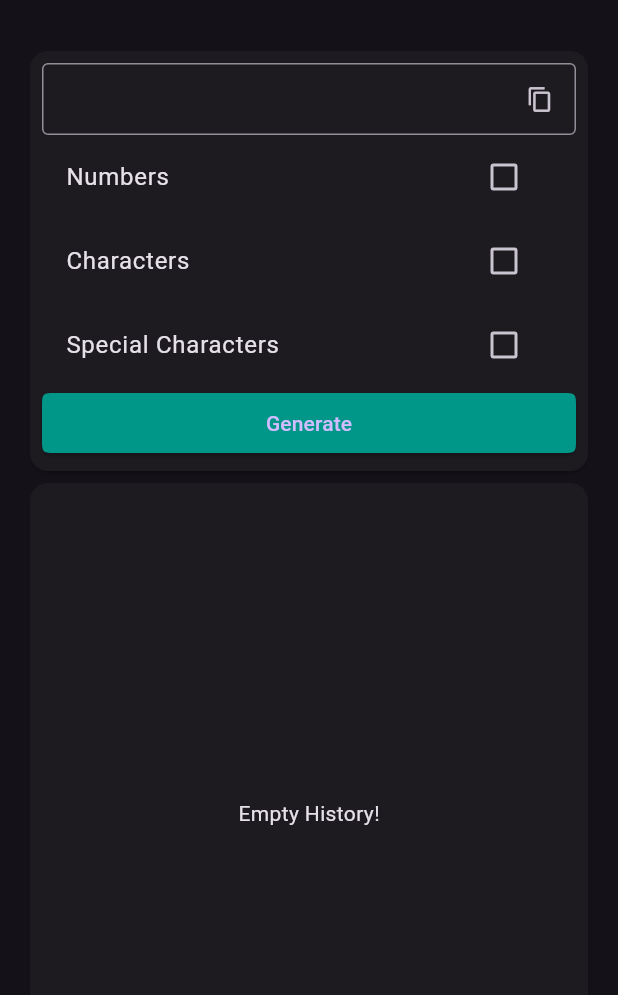
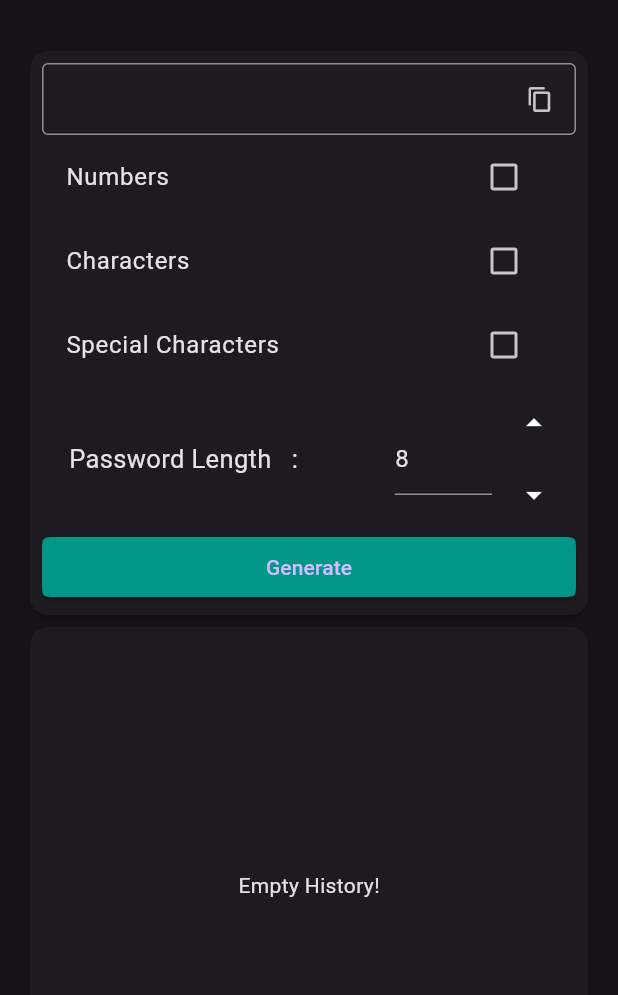
Before and after one commit to iambinshad/Password-Generator, a Flutter app: the PasswordGeneratorScreen screen opened directly, on a phone screen of 412 x 824 dp, the part 63-1058 px from its top. Run offline on Flutter 3.47's test engine with Material 2 defaults, Android fonts, the light colour scheme and no system bars; our stand-ins replace firebase_core, firebase_messaging, flutter_slidable, geolocator, hive_flutter, latlong2; missing offline and left inert: open_street_map_search_and_pick; accounts and stored records are empty.

Commit message:
add textformfield for password length complete implementation also

```diff
--- a/lib/view/password_generator.dart
+++ b/lib/view/password_generator.dart
@@ -22,9 +22,18 @@ class _PasswordGeneratorScreenState extends State<PasswordGeneratorScreen> {
     super.dispose();
   }
 
+  @override
+  void initState() {
+    passwordLengthController.text = currentValue.toString();
+    super.initState();
+  }
+
   bool box1 = false;
   bool box2 = false;
   bool box3 = false;
+  int currentValue = 8;
+  TextEditingController passwordLengthController = TextEditingController();
+  ScrollController scrollController = ScrollController();
   // List<bool> categoryValue = [];
 
   List<String> options = ["Numbers", "Characters", "Special Characters"];
@@ -40,7 +49,8 @@ class _PasswordGeneratorScreenState extends State<PasswordGeneratorScreen> {
               onPressed: () {
                 void fuction() async {
                   if (mounted) {
-                    await Provider.of<DbClass>(context,listen: false).clearDatabase();
+                    await Provider.of<DbClass>(context, listen: false)
+                        .clearDatabase();
                     Navigator.pop(context);
                   }
                 }
@@ -114,6 +124,70 @@ class _PasswordGeneratorScreenState extends State<PasswordGeneratorScreen> {
                             });
                           }),
                     ),
+                    Row(
+                      children: <Widget>[
+                        const SizedBox(
+                          width: 18,
+                        ),
+                        const Text(
+                          "Password Length   : ",
+                          style: TextStyle(
+                              fontSize: 17, fontWeight: FontWeight.w400),
+                        ),
+                        const SizedBox(
+                          width: 60,
+                        ),
+                        Expanded(
+                          flex: 1,
+                          child: TextFormField(
+                              decoration: const InputDecoration(
+                                  hintText: "password length"),
+                              controller: passwordLengthController,
+                              keyboardType: TextInputType.none
+                              ),
+                        ),
+                        Column(
+                          crossAxisAlignment: CrossAxisAlignment.center,
+                          mainAxisAlignment: MainAxisAlignment.center,
+                          children: <Widget>[
+                            MaterialButton(
+                              minWidth: 5.0,
+                              child: const Icon(Icons.arrow_drop_up),
+                              onPressed: () {
+                                currentValue =
+                                    int.parse(passwordLengthController.text);
+                                setState(() {
+                                  if (currentValue < 20) {
+                                    currentValue++;
+                                    passwordLengthController.text =
+                                        (currentValue).toString();
+                                  } // incrementing value
+                                });
+                              },
+                            ),
+                            MaterialButton(
+                              minWidth: 5.0,
+                              child: const Icon(Icons.arrow_drop_down),
+                              onPressed: () {
+                                int currentValue =
+                                    int.parse(passwordLengthController.text);
+                                setState(() {
+                                  if (currentValue > 8) {
+                                    currentValue--;
+                                    passwordLengthController.text =
+                                        (currentValue).toString();
+                                  } // decrementing value
+                                });
+                              },
+                            ),
+                          ],
+                        ),
+
+                        // const Spacer(
+                        //   flex: 3,
+                        // )
+                      ],
+                    ),
                     SizedBox(
                         width: width / 1.1,
                         child: ElevatedButton(
@@ -134,6 +208,7 @@ class _PasswordGeneratorScreenState extends State<PasswordGeneratorScreen> {
                                 final password = generatePassword(
                                     isNumber: box1,
                                     isSpecial: box3,
+                                    lengthofPassword: currentValue,
                                     letter: box2);
                                 randomPasswordController.text = password;
                                 DateTime date = DateTime.now();
@@ -161,6 +236,8 @@ class _PasswordGeneratorScreenState extends State<PasswordGeneratorScreen> {
                           child: Text("Empty History!"),
                         )
                       : ListView.separated(
+                          shrinkWrap: true,
+                          controller: scrollController,
                           separatorBuilder: (context, index) => const Divider(),
                           itemCount: value.historList.length,
                           itemBuilder: (context, index) => Slidable(
@@ -183,22 +260,21 @@ class _PasswordGeneratorScreenState extends State<PasswordGeneratorScreen> {
                               children: [
                                 SlidableAction(
                                   borderRadius: BorderRadius.circular(7),
-                                  onPressed: (context) {
-
-                                    void function()async{
-                                     await  Provider.of<DbClass>(context,listen: false)
-                                            .deletePassword(
-                                                value.historList[index].id!);
-
-                                       if(mounted){ Navigator.pop(context);}
-
-                                    }
-
-                                    mydialog(
-                                        context,
-                                        "Delete Password",
-                                        "Do You Want To Detele This?",
-                                        function);
+                                  onPressed: (context) async {
+                                    await Provider.of<DbClass>(context,
+                                            listen: false)
+                                        .deletePassword(
+                                            value.historList[index].id!);
+                                    // void function() async {
+                                    //   if (mounted) {
+                                    //     Navigator.pop(context);
+                                    //   }
+                                    // }
+                                    // mydialog(
+                                    //     context,
+                                    //     "Delete Password",
+                                    //     "Do You Want To Detele This?",
+                                    //     function);
                                   },
                                   backgroundColor: Colors.red,
                                   foregroundColor: Colors.white,
@@ -208,6 +284,7 @@ class _PasswordGeneratorScreenState extends State<PasswordGeneratorScreen> {
                               ],
                             ),
                             child: ListTile(
+                              subtitle: Text(value.historList[index].time),
                               title: Text(value.historList[index].password),
                               trailing: IconButton(
                                   onPressed: () {
@@ -246,8 +323,8 @@ class _PasswordGeneratorScreenState extends State<PasswordGeneratorScreen> {
               },
               child: const Text("No")),
           ElevatedButton(
-              onPressed: ()async {
-               await yesClick();
+              onPressed: () async {
+                await yesClick();
               },
               child: const Text("Yes")),
         ],
@@ -259,8 +336,9 @@ class _PasswordGeneratorScreenState extends State<PasswordGeneratorScreen> {
     bool letter = true,
     bool isNumber = true,
     bool isSpecial = true,
+    int? lengthofPassword,
   }) {
-    const length = 20;
+    int length = lengthofPassword!;
     const letterLowerCase = "abcdefghijklmnopqrstuvwxyz";
     const letterUpperCase = "ABCDEFGHIJKLMNOPQRSTUVWXYZ";
     const number = '0123456789';
@@ -273,6 +351,7 @@ class _PasswordGeneratorScreenState extends State<PasswordGeneratorScreen> {
 
     return List.generate(length, (index) {
       final indexRandom = Random.secure().nextInt(chars.length);
+
       return chars[indexRandom];
     }).join('');
   }
```
Also changed, not shown: lib/view/map_scrn.dart (+3 -4 lines).
